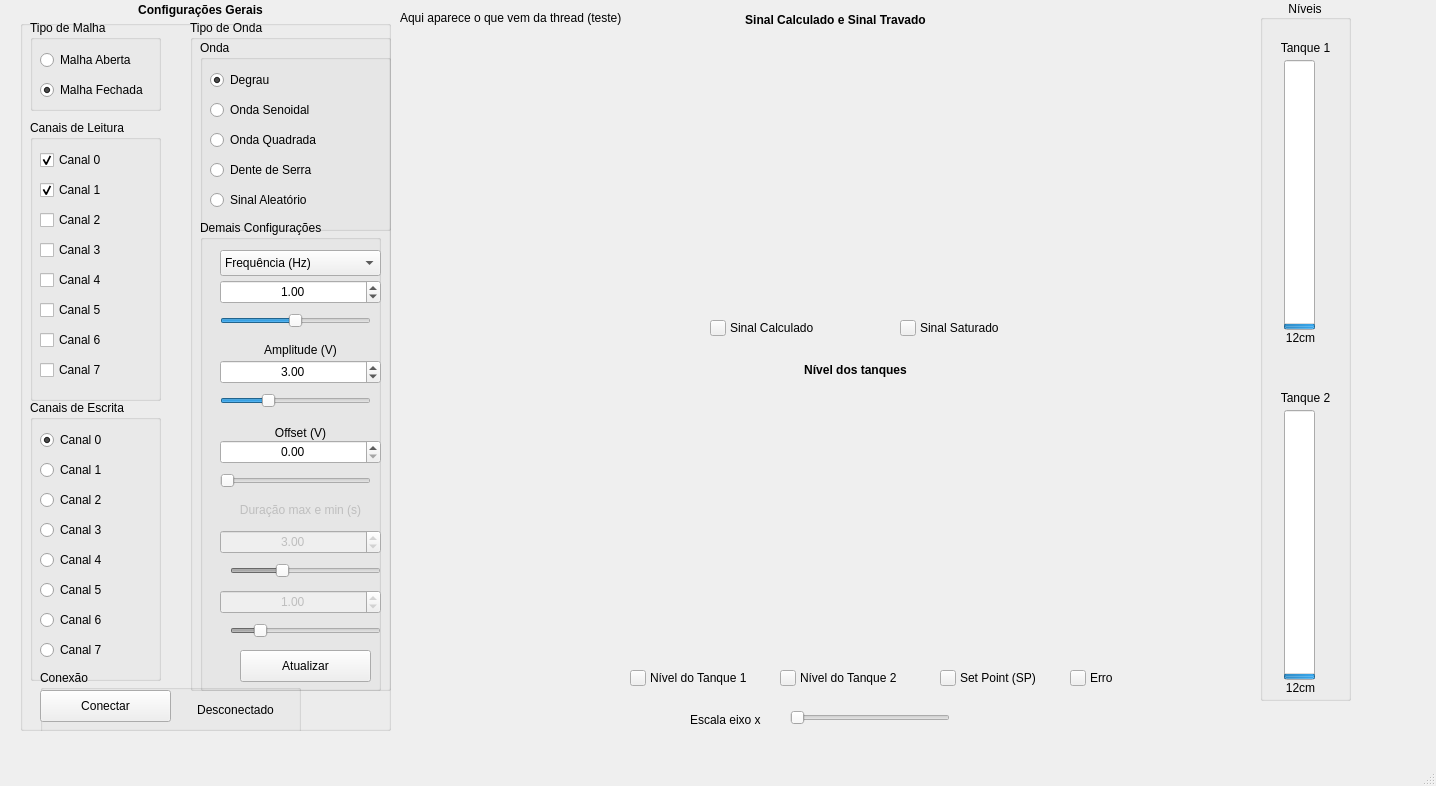
Before: the Qt Designer form supervisorio.ui in ADHRT/controleTanque, drawn with Qt 5.
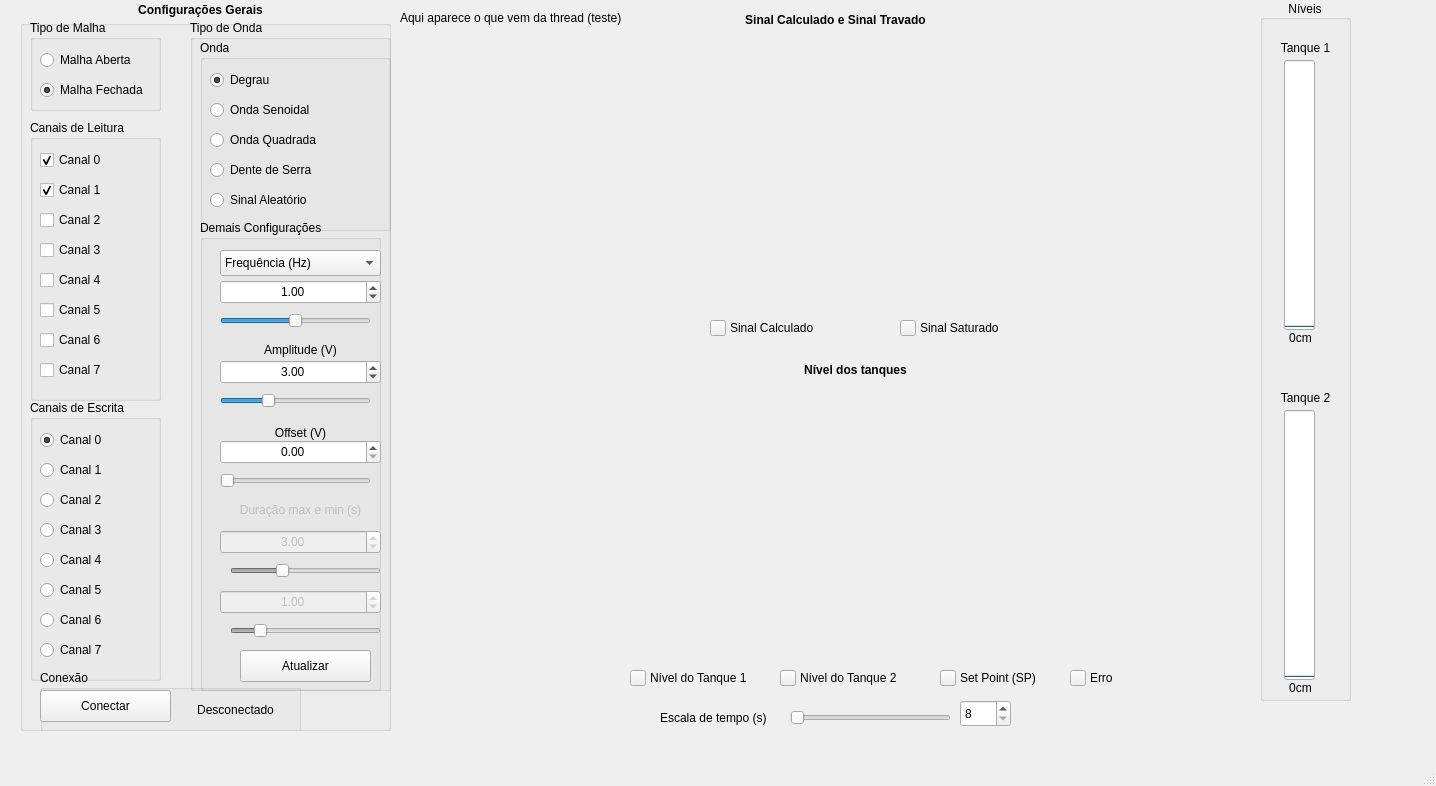
After: the same form once the commit is applied. Icons and pictures are not drawn. Custom widgets are drawn as their Qt base class.

Diff of the .ui file:
```diff
--- a/supervisorio.ui
+++ b/supervisorio.ui
@@ -863,7 +863,7 @@
       <number>3000</number>
      </property>
      <property name="value">
-      <number>24</number>
+      <number>0</number>
      </property>
      <property name="orientation">
       <enum>Qt::Vertical</enum>
@@ -888,7 +888,7 @@
       <number>3000</number>
      </property>
      <property name="value">
-      <number>24</number>
+      <number>0</number>
      </property>
      <property name="orientation">
       <enum>Qt::Vertical</enum>
@@ -920,7 +920,7 @@
       </rect>
      </property>
      <property name="text">
-      <string>12cm</string>
+      <string>0cm</string>
      </property>
      <property name="alignment">
       <set>Qt::AlignCenter</set>
@@ -952,7 +952,7 @@
       </rect>
      </property>
      <property name="text">
-      <string>12cm</string>
+      <string>0cm</string>
      </property>
      <property name="alignment">
       <set>Qt::AlignCenter</set>
@@ -1271,7 +1271,7 @@
      <rect>
       <x>790</x>
       <y>710</y>
-      <width>160</width>
+      <width>161</width>
       <height>16</height>
      </rect>
     </property>
@@ -1288,14 +1288,30 @@
    <widget class="QLabel" name="scale">
     <property name="geometry">
      <rect>
-      <x>690</x>
-      <y>710</y>
-      <width>91</width>
+      <x>660</x>
+      <y>708</y>
+      <width>141</width>
       <height>20</height>
      </rect>
     </property>
     <property name="text">
-     <string>Escala eixo x</string>
+     <string>Escala de tempo (s)</string>
+    </property>
+   </widget>
+   <widget class="QSpinBox" name="spinBox">
+    <property name="geometry">
+     <rect>
+      <x>960</x>
+      <y>700</y>
+      <width>51</width>
+      <height>27</height>
+     </rect>
+    </property>
+    <property name="minimum">
+     <number>8</number>
+    </property>
+    <property name="maximum">
+     <number>120</number>
     </property>
    </widget>
   </widget>
```
Left out of the diff: 2 changed lines with no effect on the pictures.
